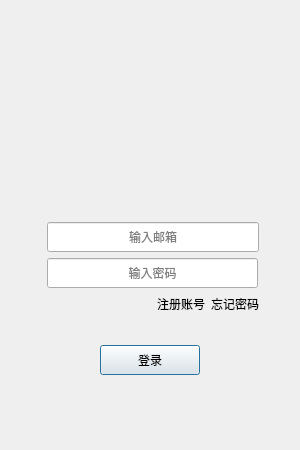
Before: the Qt Designer form Client/AnyoneChat/logindialog.ui in yinghaoyu/chat, drawn with Qt 5.
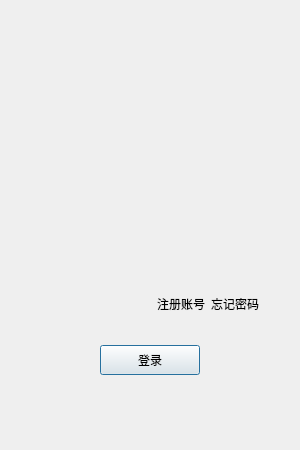
After: the same form once the commit is applied. Custom widgets are drawn as their Qt base class.

```diff
--- a/Client/AnyoneChat/logindialog.ui
+++ b/Client/AnyoneChat/logindialog.ui
@@ -93,7 +93,7 @@
         </widget>
        </item>
        <item>
-        <widget class="QLineEdit" name="email_edit">
+        <widget class="FluTextBox" name="email_edit" native="true">
          <property name="minimumSize">
           <size>
            <width>0</width>
@@ -106,12 +106,6 @@
            <height>30</height>
           </size>
          </property>
-         <property name="alignment">
-          <set>Qt::AlignCenter</set>
-         </property>
-         <property name="placeholderText">
-          <string>输入邮箱</string>
-         </property>
         </widget>
        </item>
        <item>
@@ -154,7 +148,7 @@
         </widget>
        </item>
        <item>
-        <widget class="QLineEdit" name="pass_edit">
+        <widget class="FluPasswordBox" name="pass_edit" native="true">
          <property name="minimumSize">
           <size>
            <width>0</width>
@@ -167,32 +161,23 @@
            <height>30</height>
           </size>
          </property>
-         <property name="alignment">
-          <set>Qt::AlignCenter</set>
-         </property>
-         <property name="placeholderText">
-          <string>输入密码</string>
-         </property>
         </widget>
        </item>
        <item>
-        <widget class="ClickedLabel" name="pass_visible">
-         <property name="minimumSize">
-          <size>
-           <width>20</width>
-           <height>20</height>
-          </size>
+        <spacer name="horizontalSpacer_8">
+         <property name="orientation">
+          <enum>Qt::Horizontal</enum>
          </property>
-         <property name="maximumSize">
+         <property name="sizeType">
+          <enum>QSizePolicy::Fixed</enum>
+         </property>
+         <property name="sizeHint" stdset="0">
           <size>
-           <width>20</width>
+           <width>25</width>
            <height>20</height>
           </size>
          </property>
-         <property name="text">
-          <string/>
-         </property>
-        </widget>
+        </spacer>
        </item>
       </layout>
      </item>
@@ -320,7 +305,24 @@
   <customwidget>
    <class>ClickedLabel</class>
    <extends>QLabel</extends>
-   <header>clickedlabel.h</header>
+   <header location="global">clickedlabel.h</header>
+  </customwidget>
+  <customwidget>
+   <class>FluButton</class>
+   <extends>QPushButton</extends>
+   <header location="global">FluButton.h</header>
+  </customwidget>
+  <customwidget>
+   <class>FluTextBox</class>
+   <extends>QWidget</extends>
+   <header location="global">FluTextBox.h</header>
+   <container>1</container>
+  </customwidget>
+  <customwidget>
+   <class>FluPasswordBox</class>
+   <extends>QWidget</extends>
+   <header location="global">flupasswordbox.h</header>
+   <container>1</container>
   </customwidget>
  </customwidgets>
  <resources/>
```
Left out of the diff: 2 changed lines with no effect on the pictures.
